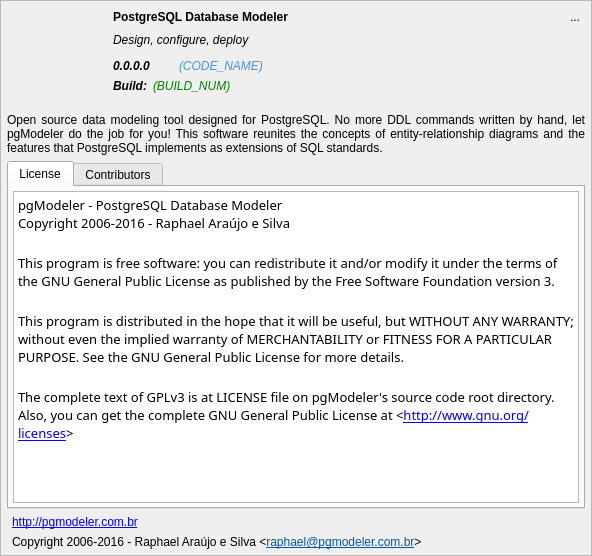
pgmodeler/pgmodeler, file libpgmodeler_ui/ui/aboutwidget.ui: the form before one commit.
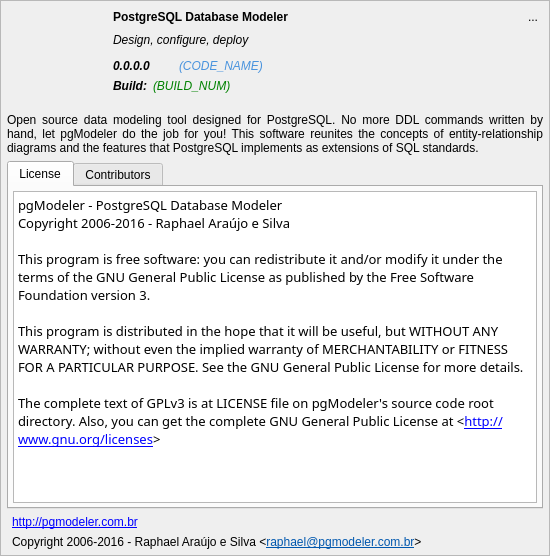
The form after the commit. Icons and pictures are not drawn.

Commit message: Minor size adjustments in AboutWidget

The edit to the form file:
```diff
--- a/libpgmodeler_ui/ui/aboutwidget.ui
+++ b/libpgmodeler_ui/ui/aboutwidget.ui
@@ -9,7 +9,7 @@
    <rect>
     <x>0</x>
     <y>0</y>
-    <width>592</width>
+    <width>550</width>
     <height>556</height>
    </rect>
   </property>
@@ -21,7 +21,7 @@
   </property>
   <property name="minimumSize">
    <size>
-    <width>0</width>
+    <width>550</width>
     <height>0</height>
    </size>
   </property>
@@ -554,8 +554,8 @@
              <string notr="true">&lt;!DOCTYPE HTML PUBLIC &quot;-//W3C//DTD HTML 4.0//EN&quot; &quot;http://www.w3.org/TR/REC-html40/strict.dtd&quot;&gt;
 &lt;html&gt;&lt;head&gt;&lt;meta name=&quot;qrichtext&quot; content=&quot;1&quot; /&gt;&lt;style type=&quot;text/css&quot;&gt;
 p, li { white-space: pre-wrap; }
-&lt;/style&gt;&lt;/head&gt;&lt;body style=&quot; font-family:'Droid Sans Tamil'; font-size:12pt; font-weight:400; font-style:normal;&quot;&gt;
-&lt;p style=&quot; margin-top:12px; margin-bottom:12px; margin-left:0px; margin-right:0px; -qt-block-indent:0; text-indent:0px;&quot;&gt;&lt;span style=&quot; font-family:'Courier'; font-size:10pt;&quot;&gt;pgModeler - PostgreSQL Database Modeler&lt;br /&gt;Copyright 2006-2016 - Raphael Araújo e Silva&lt;br /&gt;&lt;br /&gt;This program is free software: you can redistribute it and/or modify it under the terms of the GNU General Public License as published by the Free Software Foundation version 3.&lt;br /&gt;&lt;br /&gt;This program is distributed in the hope that it will be useful, but WITHOUT ANY WARRANTY; without even the implied warranty of MERCHANTABILITY or FITNESS FOR A PARTICULAR PURPOSE. See the GNU General Public License for more details.&lt;br /&gt;&lt;br /&gt;The complete text of GPLv3 is at LICENSE file on pgModeler's source code root directory. Also, you can get the complete GNU General Public License at &amp;lt;&lt;/span&gt;&lt;a href=&quot;http://www.gnu.org/licenses&quot;&gt;&lt;span style=&quot; font-family:'Courier'; font-size:10pt; text-decoration: underline; color:#0000ff;&quot;&gt;http://www.gnu.org/licenses&lt;/span&gt;&lt;/a&gt;&lt;span style=&quot; font-family:'Courier'; font-size:10pt;&quot;&gt;&amp;gt;&lt;/span&gt;&lt;/p&gt;&lt;/body&gt;&lt;/html&gt;</string>
+&lt;/style&gt;&lt;/head&gt;&lt;body style=&quot; font-family:'Droid Sans Tamil'; font-size:10pt; font-weight:400; font-style:normal;&quot;&gt;
+&lt;p style=&quot; margin-top:12px; margin-bottom:12px; margin-left:0px; margin-right:0px; -qt-block-indent:0; text-indent:0px;&quot;&gt;&lt;span style=&quot; font-family:'Courier';&quot;&gt;pgModeler - PostgreSQL Database Modeler&lt;br /&gt;Copyright 2006-2016 - Raphael Araújo e Silva&lt;br /&gt;&lt;br /&gt;This program is free software: you can redistribute it and/or modify it under the terms of the GNU General Public License as published by the Free Software Foundation version 3.&lt;br /&gt;&lt;br /&gt;This program is distributed in the hope that it will be useful, but WITHOUT ANY WARRANTY; without even the implied warranty of MERCHANTABILITY or FITNESS FOR A PARTICULAR PURPOSE. See the GNU General Public License for more details.&lt;br /&gt;&lt;br /&gt;The complete text of GPLv3 is at LICENSE file on pgModeler's source code root directory. Also, you can get the complete GNU General Public License at &amp;lt;&lt;/span&gt;&lt;a href=&quot;http://www.gnu.org/licenses&quot;&gt;&lt;span style=&quot; font-family:'Courier'; text-decoration: underline; color:#0000ff;&quot;&gt;http://www.gnu.org/licenses&lt;/span&gt;&lt;/a&gt;&lt;span style=&quot; font-family:'Courier';&quot;&gt;&amp;gt;&lt;/span&gt;&lt;/p&gt;&lt;/body&gt;&lt;/html&gt;</string>
             </property>
             <property name="acceptRichText">
              <bool>false</bool>
```
Left out of the diff: 4 changed lines with no effect on the pictures.
